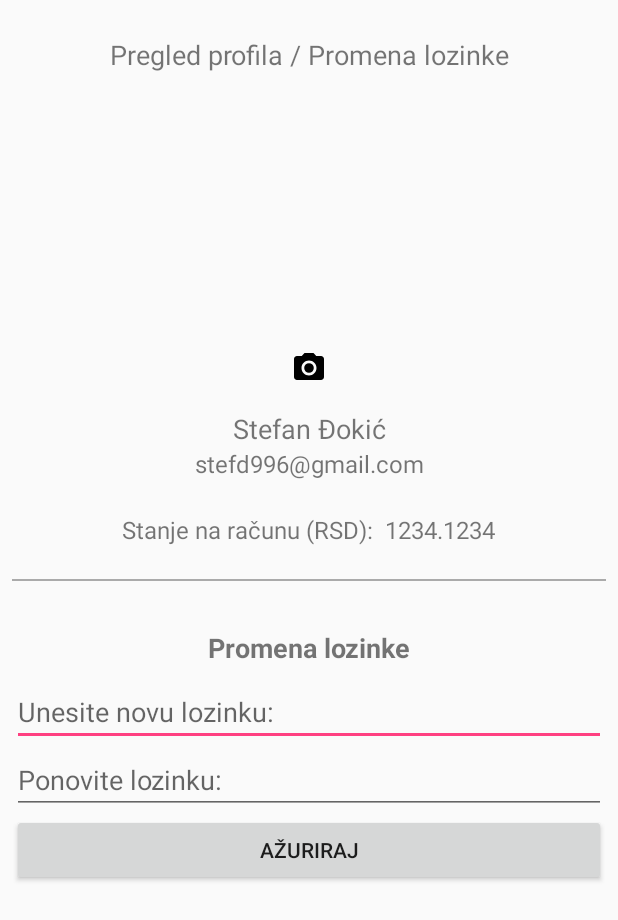
After one commit to sdee3/Mokranjatzz365Bet, an Android app: the layout fragment_profile.xml on its own in the app's theme, with its tools: preview values and no code run, on a phone screen of 412 x 824 dp. The commit adds this screen. Shown: the top 920 px of the screen. Run offline under Robolectric (Android 15) with nearby library versions, the phone set to English and light mode, and no system bars.

Commit message:
added profile page in which user can change password

```diff
--- /dev/null
+++ b/app/src/main/res/layout/fragment_profile.xml
@@ -0,0 +1,112 @@
+<?xml version="1.0" encoding="utf-8"?>
+<RelativeLayout xmlns:android="http://schemas.android.com/apk/res/android"
+    android:layout_width="match_parent"
+    android:layout_height="match_parent"
+    android:layout_margin="8dp">
+
+    <TextView
+        android:layout_marginTop="16dp"
+        android:layout_width="match_parent"
+        android:layout_height="wrap_content"
+        android:gravity="center"
+        android:text="@string/update_profile"
+        android:textSize="18sp"/>
+
+    <LinearLayout
+        android:layout_width="match_parent"
+        android:layout_height="wrap_content"
+        android:layout_centerVertical="true"
+        android:orientation="vertical">
+
+        <!--Place default Mokranjatzz User IMG here-->
+        <ImageView
+            android:layout_gravity="center"
+            android:contentDescription="Default Mokranjatzz User Image"
+            android:layout_width="wrap_content"
+            android:layout_height="wrap_content"
+            android:src="@drawable/ic_menu_camera"
+            android:layout_marginBottom="16dp"/>
+
+        <TextView
+            android:id="@+id/username"
+            android:layout_width="match_parent"
+            android:layout_height="wrap_content"
+            android:text="Stefan Đokić"
+            android:textSize="18sp"
+            android:gravity="center"/>
+
+        <TextView
+            android:id="@+id/email"
+            android:layout_width="match_parent"
+            android:layout_height="wrap_content"
+            android:text="stefd996@gmail.com"
+            android:textSize="16sp"
+            android:gravity="center"/>
+
+        <!--Stanje na računu-->
+        <TableRow
+            android:layout_width="match_parent"
+            android:layout_height="50dp"
+            android:gravity="center"
+            android:layout_marginBottom="16dp">
+
+            <TextView
+                android:layout_marginTop="8dp"
+                android:id="@+id/kreditTxt"
+                android:layout_width="wrap_content"
+                android:layout_height="wrap_content"
+                android:text="@string/credit_value"
+                android:textSize="16sp" />
+
+            <TextView
+                android:layout_marginTop="8dp"
+                android:layout_marginStart="8dp"
+                android:id="@+id/kredit"
+                android:layout_width="wrap_content"
+                android:layout_height="wrap_content"
+                android:text="1234.1234"
+                android:textSize="16sp"/>
+
+        </TableRow>
+
+        <!--Horizontalna linija-->
+        <View
+            android:layout_width="match_parent"
+            android:layout_height="1dp"
+            android:background="@android:color/darker_gray"/>
+
+        <TextView
+            android:layout_marginTop="32dp"
+            android:textSize="18sp"
+            android:textStyle="bold"
+            android:gravity="center"
+            android:id="@+id/changePasswordText"
+            android:layout_width="match_parent"
+            android:layout_height="wrap_content"
+            android:text="@string/change_password_txt" />
+
+        <EditText
+            android:id="@+id/editPassword1"
+            android:layout_width="match_parent"
+            android:layout_height="wrap_content"
+            android:layout_marginTop="8dp"
+            android:hint="@string/new_password"
+            android:inputType="textPassword" />
+
+        <EditText
+            android:id="@+id/editPassword2"
+            android:layout_width="match_parent"
+            android:layout_height="wrap_content"
+            android:hint="@string/repeat_password"
+            android:inputType="textPassword" />
+
+        <!--Dugme za promenu lozinke-->
+        <Button
+            android:id="@+id/buttonUpdate"
+            android:layout_width="match_parent"
+            android:layout_height="wrap_content"
+            android:text="@string/update" />
+
+    </LinearLayout>
+
+</RelativeLayout>
--- a/app/src/main/res/values/strings.xml
+++ b/app/src/main/res/values/strings.xml
@@ -13,6 +13,7 @@
     <string name="register">Registracija</string>
     <string name="logout">Izloguj se</string>
     <string name="home">Početna</string>
+    <string name="update">Ažuriraj</string>
 
     <!--Firebase-->
     <string name="test_ad_unit_id">ca-app-pub-3940256099942544/6300978111</string>
@@ -23,6 +24,11 @@
     <string name="sportovi">Sportovi</string>
     <string name="usage_rights">Prava korišćenja</string>
     <string name="pick_kvota_title">Izabrana utakmica:</string>
+    <string name="update_profile">Pregled profila / Promena lozinke</string>
+    <string name="new_password">Unesite novu lozinku:</string>
+    <string name="repeat_password">Ponovite lozinku:</string>
+    <string name="credit_value">Stanje na računu (RSD): </string>
+    <string name="change_password_txt">Promena lozinke</string>
 
     <!--Za navigaciju i ostalo definisano od strane Android-a-->
     <string name="title_activity_home">Početna</string>
```
